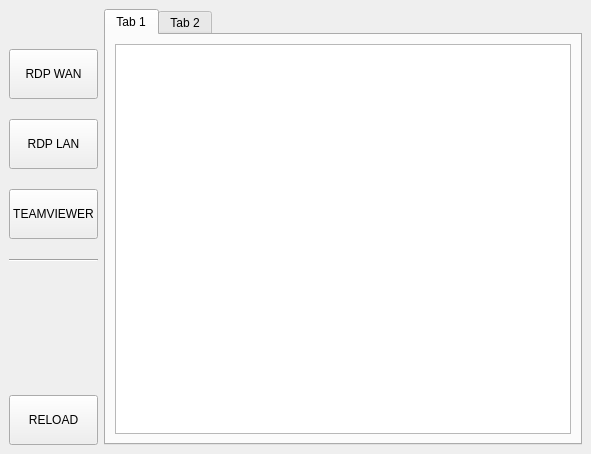
Qt form mainwindow.ui (kszytko/RdpManager) before a commit.
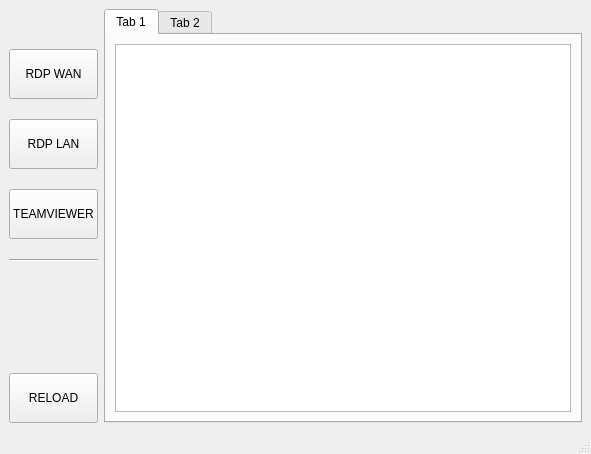
The same form after that commit.

What changed in the file:
```diff
--- a/mainwindow.ui
+++ b/mainwindow.ui
@@ -173,6 +173,7 @@
     </item>
    </layout>
   </widget>
+  <widget class="QStatusBar" name="statusBar"/>
   <action name="actionUpdate">
    <property name="text">
     <string>Update</string>
```
